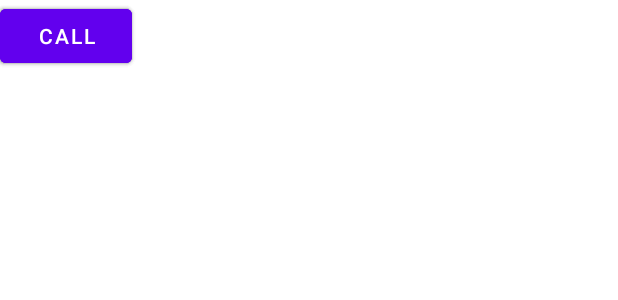
After one commit to Bmackint/KeyChain, an Android app: the layout key_layout.xml on its own in the app's theme, with its tools: preview values and no code run, on a phone screen of 412 x 824 dp. The commit adds this screen. Shown: the top 300 px of the screen. Run offline under Robolectric (Android 15) with nearby library versions, the phone set to English and light mode, and no system bars.

Commit message:
simple list view added

```diff
--- a/app/src/main/java/com/example/keychain/keys/KeysActivity.kt
+++ b/app/src/main/java/com/example/keychain/keys/KeysActivity.kt
@@ -14,7 +14,7 @@ class KeysActivity : AppCompatActivity() {
         setContentView(R.layout.activity_keys)
 
         val arrayAdapter: ArrayAdapter<*>
-        val users = arrayOf(
+        val names = arrayOf(
             "dfgsdfaaew", "dfgsdfaaew", "dfgsdfaaew", "dfgsdfaaew",
             "dfgsdfaaew", "dfgsdfaaew","asdfsdf"
         )
@@ -22,7 +22,7 @@ class KeysActivity : AppCompatActivity() {
         var mListView = findViewById<ListView>(R.id.keysList)
         arrayAdapter = ArrayAdapter(this,
         android.R.layout.simple_expandable_list_item_1
-            , users)
+            , names)
         mListView.adapter = arrayAdapter
     }
 }
--- /dev/null
+++ b/app/src/main/java/com/example/keychain/utils/keysListAdapter.kt
@@ -0,0 +1,6 @@
+package com.example.keychain.utils
+
+class keysListAdapter {
+//https://stackoverflow.com/questions/40862154/how-to-create-listview-items-button-in-each-row
+
+}
--- /dev/null
+++ b/app/src/main/res/layout/key_layout.xml
@@ -0,0 +1,30 @@
+<?xml version="1.0" encoding="utf-8"?>
+<RelativeLayout xmlns:android="http://schemas.android.com/apk/res/android"
+    android:layout_width="match_parent"
+    android:layout_height="match_parent" >
+
+    <TextView
+        android:id="@+id/accountName"
+        android:layout_width="wrap_content"
+        android:layout_height="wrap_content"
+        android:textSize="18sp"
+        android:textStyle="bold" />
+
+    <Button
+        android:id="@+id/view"
+        android:layout_width="wrap_content"
+        android:layout_height="wrap_content"
+        android:text="Call" />
+    <Button
+        android:id="@+id/edit"
+        android:layout_width="wrap_content"
+        android:layout_height="wrap_content"
+        android:text="Call" />
+    <Button
+        android:id="@+id/delete"
+        android:layout_width="wrap_content"
+        android:layout_height="wrap_content"
+        android:text="Call" />
+
+
+</RelativeLayout>
```
